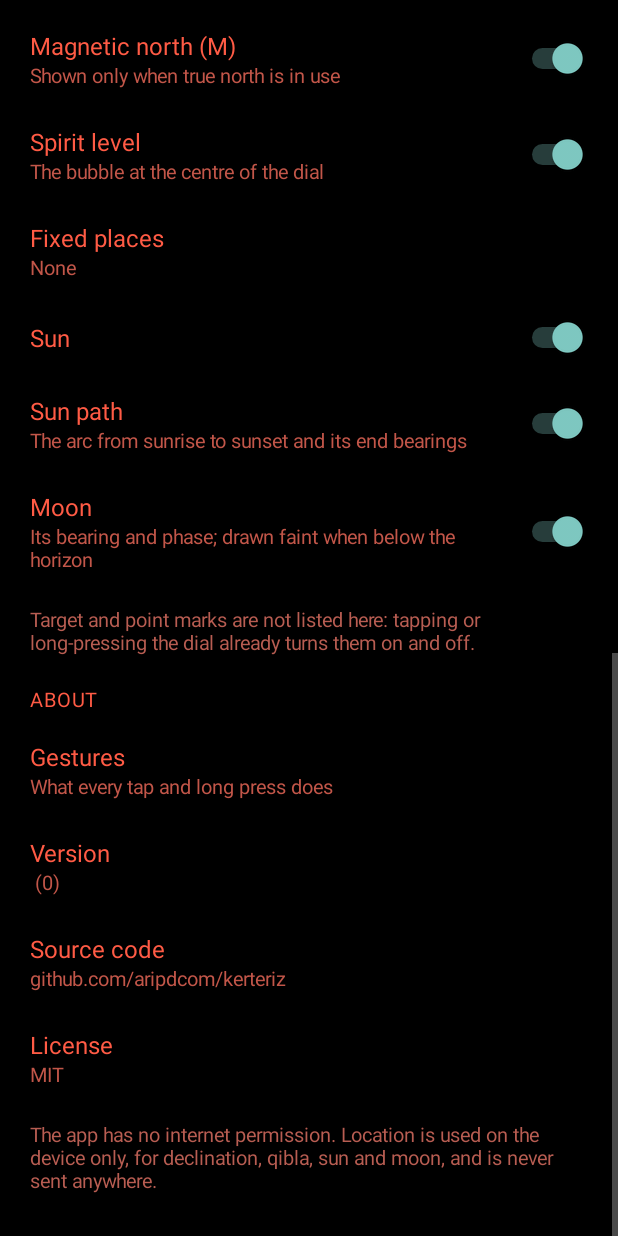
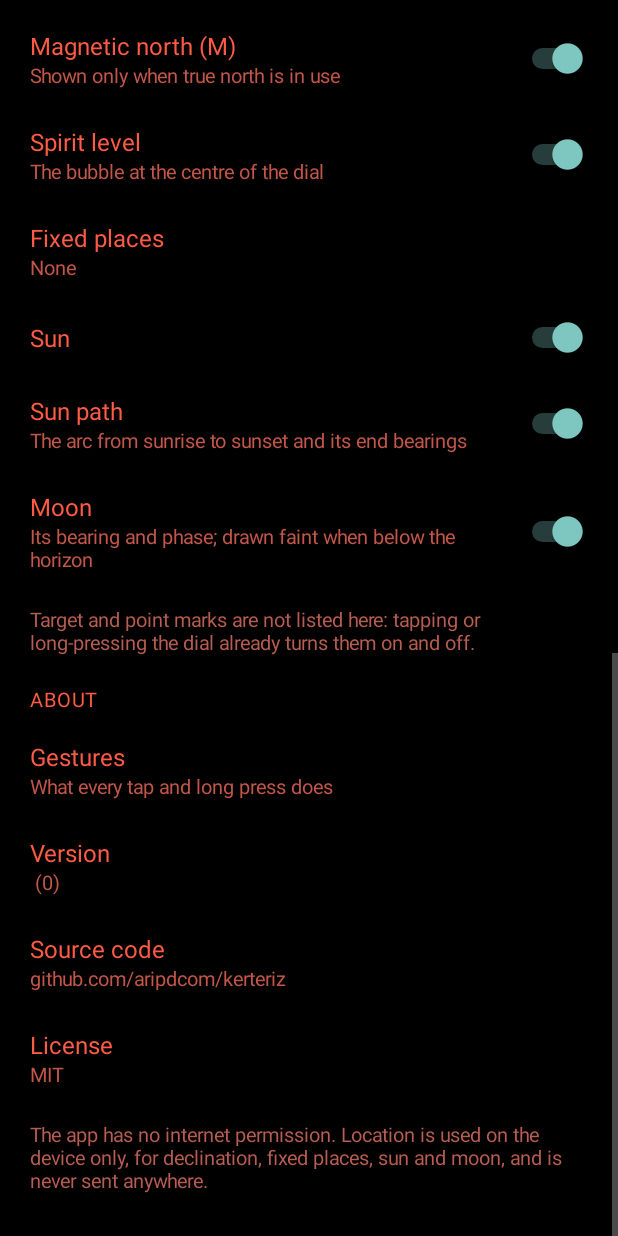
Before and after one commit to aripdcom/compass, an Android app: the SettingsActivity screen opened directly, with no data from a screen before it, scrolled down 922 dp, on a phone screen of 412 x 824 dp. Run offline under Robolectric (Android 15) with nearby library versions, the phone set to English and light mode, and no system bars; our stand-ins replace androidx.preference.

Commit message:
Gizlilik metninde kıble yerine sabit yerler
Gizlilik metni konum izninin gerekçesini sayarken "kıble" diyordu — hem
uygulama içindeki notta hem sayfada, yirmi sekiz dilde. Artık "sabit yerler"
diyor.

Değişikliğin gerekçesi konumlandırma değil doğruluk. Uygulama on bir sabit
yere yön hesaplıyor; iznin ne için istendiğini sayan bir belgede bunlardan
yalnızca birini adıyla anmak eksik anlatmaktı. Sayfanın kendi cümlesi bunu
zaten ele veriyordu: "kıbleye ve diğer sabit yerlere olan yön ve uzaklıklar"
— yani terim metnin içinde hazırdı, kıble onun bir örneğiydi. Şimdi kapsayan
terim tek başına duruyor.

Terim uydurulmadı: sitenin ve mağazanın PR #10'dan beri kullandığı terimin
aynısı, ve her dilin karşılığı o cümlenin içinden alındı, çekimi korunarak.
Slav ve Baltık dillerinde hâl eki gerektiği yerde düzeltildi (ke stálým
místům, do stałych miejsc, iki pastovių vietų, līdz nemainīgajām vietām).

Yerlerin hepsi adlarıyla uygulamanın içinde duruyor, Ayarlar → Kadran
işaretleri → Sabit yerler altında. Gizlenen bir şey yok; değişen, iznin
gerekçesini sayan cümlenin on bir yerin tamamını kapsaması.

Yürürlük tarihine dokunulmadı: metin 21 Eylül 2026 tarihiyle yayımlanmış ve
bugün de o tarih, yani farklı bir tarihle yayımlanmış bir sürüm yok.

README'nin 13. bölümündeki izin listesi metne uyduruldu ve karar oraya
yazıldı. 17. bölüm gizlilik metnini dini motif kuralının istisnası ilan
ediyordu; artık istisna değil, ama gerekçesi ayrı — orada doğruluk, mağaza
tarafında konumlandırma.

Kod değişmedi. 28 dil, 3 site metni + 1 uygulama metni.

Co-Authored-By: Claude Opus 5 <noreply@anthropic.com>
Claude-Session: https://claude.ai/code/session_018ment5Zr3aHkq8nESiqn2a

```diff
--- a/app/src/main/res/values/strings.xml
+++ b/app/src/main/res/values/strings.xml
@@ -214,5 +214,5 @@
     <string name="settings_source">Source code</string>
     <string name="settings_license">License</string>
     <string name="settings_license_value">MIT</string>
-    <string name="settings_privacy_note">The app has no internet permission. Location is used on the device only, for declination, qibla, sun and moon, and is never sent anywhere.</string>
+    <string name="settings_privacy_note">The app has no internet permission. Location is used on the device only, for declination, fixed places, sun and moon, and is never sent anywhere.</string>
 </resources>
```
Also changed, not shown: 30 other files.
